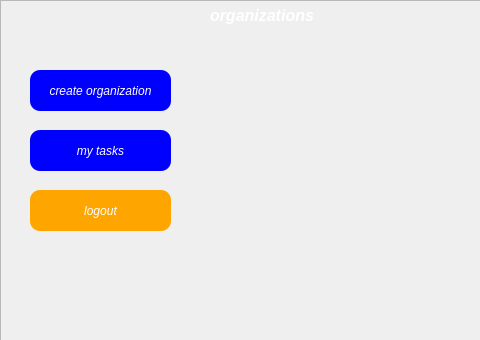
Qt form client/home.ui (imanzk/Task-Manager-Application) before a commit; both pictures show x 0 to 480 and y 0 to 340 of the 1000 by 600 pixel window.
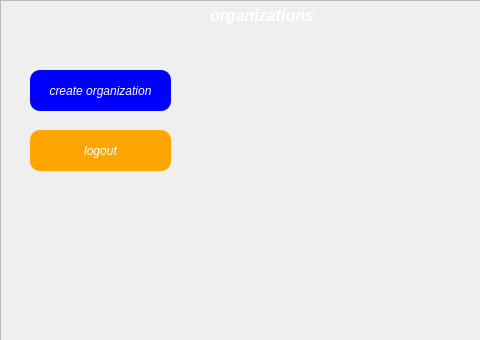
The same form after that commit.

The edit to the form file:
```diff
--- a/client/home.ui
+++ b/client/home.ui
@@ -117,42 +117,11 @@
      <string>organizations</string>
     </property>
    </widget>
-   <widget class="QPushButton" name="tasks">
-    <property name="geometry">
-     <rect>
-      <x>30</x>
-      <y>130</y>
-      <width>141</width>
-      <height>41</height>
-     </rect>
-    </property>
-    <property name="font">
-     <font>
-      <italic>true</italic>
-     </font>
-    </property>
-    <property name="cursor">
-     <cursorShape>PointingHandCursor</cursorShape>
-    </property>
-    <property name="styleSheet">
-     <string notr="true">QPushButton{background:blue;
-border:none;
-border-radius:10px;
-color:white;}
-QPushButton:hover{
-background:&quot;#020345&quot;;
-font-weight:bold;
-}</string>
-    </property>
-    <property name="text">
-     <string>my tasks</string>
-    </property>
-   </widget>
    <widget class="QPushButton" name="logout">
     <property name="geometry">
      <rect>
       <x>30</x>
-      <y>190</y>
+      <y>130</y>
       <width>141</width>
       <height>41</height>
      </rect>
```
